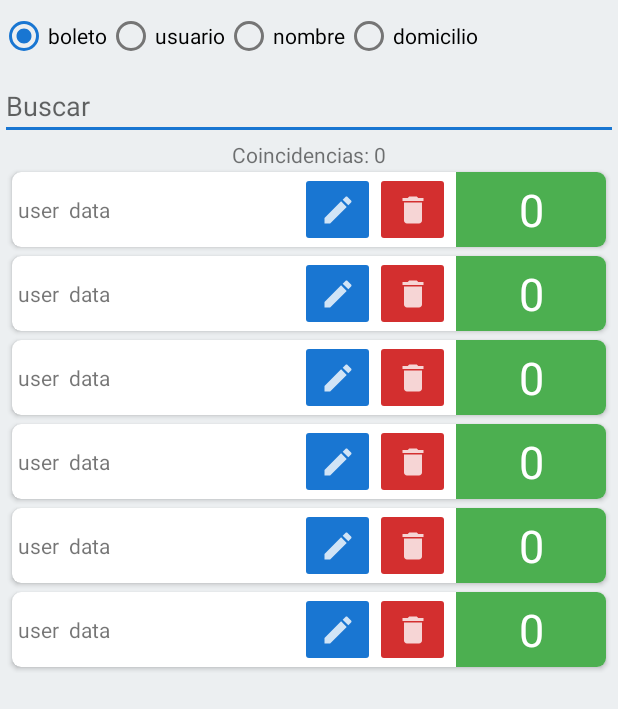
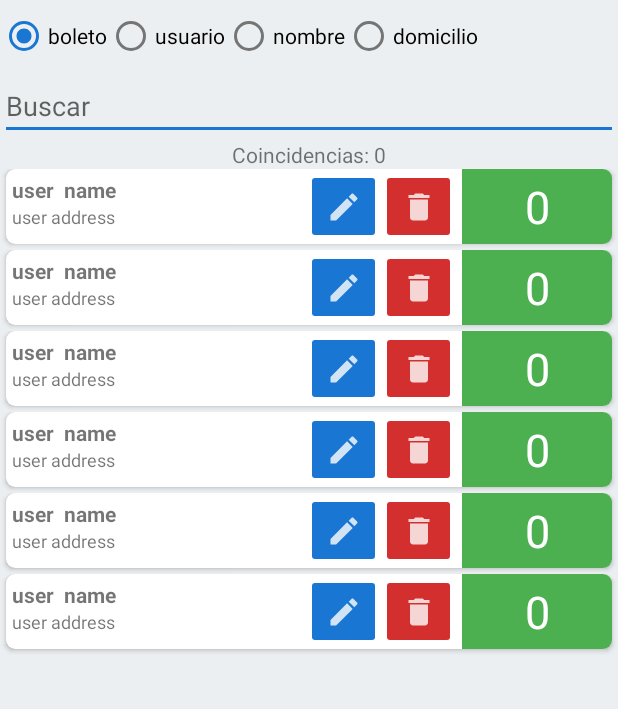
Before and after one commit to juarezCode/mi-rifa, an Android app: the layout activity_search.xml on its own in the app's theme, with its tools: preview values and no code run, on a phone screen of 412 x 824 dp. Shown: the top 709 px of the screen. Run offline under Robolectric (Android 15) with nearby library versions, the light colour scheme and no system bars.

Commit message:
modificar el UI, agregar dialog para eliminar

```diff
--- a/app/src/main/java/com/juarez/ktfirestonefirebase/adapters/UserAdapter.kt
+++ b/app/src/main/java/com/juarez/ktfirestonefirebase/adapters/UserAdapter.kt
@@ -43,7 +43,8 @@ class UserAdapter : RecyclerView.Adapter<UserAdapter.UserViewHolder>() {
     override fun onBindViewHolder(holder: UserAdapter.UserViewHolder, position: Int) {
         val user = differ.currentList[position]
         holder.itemView.apply {
-            txt_item_user_data.text = "${user.name} (${user.username})"
+            txt_item_user_name.text = "${user.name}"
+            txt_item_user_username.text = "(${user.username})"
 
 
             setOnClickListener {
--- a/app/src/main/java/com/juarez/ktfirestonefirebase/models/Person.kt
+++ b/app/src/main/java/com/juarez/ktfirestonefirebase/models/Person.kt
@@ -15,5 +15,6 @@ data class Person(
     val address: String = "",
     @PrimaryKey
     val ticketNumber: Int = -1,
-    val userUpload: String = ""
+    val userUpload: String = "",
+    val createDate: String = ""
 )
--- a/app/src/main/java/com/juarez/ktfirestonefirebase/util/MyConstants.kt
+++ b/app/src/main/java/com/juarez/ktfirestonefirebase/util/MyConstants.kt
@@ -6,5 +6,7 @@ class MyConstants {
         const val TITLE_MAIN_ACTIVITY = "Hola "
         const val TITLE_SEARCH_ACTIVITY = "Busqueda por:"
         const val TITLE_USER_ACTIVITY = "Administrar Usuarios"
+        const val DIALOG_MESSAGE_DELETE_TICKET = "¿Deseas Eliminar permanentemente este boleto?"
+        const val DIALOG_MESSAGE_DELETE_USER = "¿Deseas Eliminar permanentemente este usuario?"
     }
 }
--- a/app/src/main/res/layout/activity_main.xml
+++ b/app/src/main/res/layout/activity_main.xml
@@ -5,6 +5,7 @@
     android:layout_width="match_parent"
     android:layout_height="match_parent"
     android:background="@color/colorBackground"
+    android:scrollbars="vertical"
     tools:context=".ui.MainActivity">
 
     <androidx.cardview.widget.CardView
@@ -56,6 +57,7 @@
         android:id="@+id/Constraint_layout_parent"
         android:layout_width="0dp"
         android:layout_height="0dp"
+        android:layout_marginTop="4dp"
         app:layout_constraintBottom_toBottomOf="parent"
         app:layout_constraintEnd_toEndOf="parent"
         app:layout_constraintStart_toStartOf="parent"
@@ -65,6 +67,7 @@
             android:id="@+id/recycler_view_person"
             android:layout_width="match_parent"
             android:layout_height="match_parent"
+            android:scrollbars="vertical"
             tools:itemCount="5"
             tools:listitem="@layout/item_person" />
 
--- a/app/src/main/res/layout/activity_search.xml
+++ b/app/src/main/res/layout/activity_search.xml
@@ -61,6 +61,7 @@
         android:id="@+id/recycler_view_search"
         android:layout_width="0dp"
         android:layout_height="0dp"
+        android:scrollbars="vertical"
         app:layout_constraintBottom_toBottomOf="parent"
         app:layout_constraintEnd_toEndOf="parent"
         app:layout_constraintStart_toStartOf="parent"
--- a/app/src/main/res/layout/item_person.xml
+++ b/app/src/main/res/layout/item_person.xml
@@ -8,10 +8,10 @@
     <androidx.cardview.widget.CardView
         android:layout_width="match_parent"
         android:layout_height="wrap_content"
-        android:layout_marginStart="8dp"
-        android:layout_marginTop="2dp"
-        android:layout_marginEnd="8dp"
+        android:layout_marginStart="4dp"
+        android:layout_marginEnd="4dp"
         android:layout_marginBottom="4dp"
+        android:fadeScrollbars="false"
         app:cardCornerRadius="6dp"
         app:cardMaxElevation="4dp"
         app:layout_constraintBottom_toBottomOf="parent"
@@ -24,17 +24,16 @@
             android:layout_height="match_parent">
 
             <TextView
-                android:id="@+id/txt_item_person_data"
+                android:id="@+id/txt_item_person_name"
                 android:layout_width="0dp"
                 android:layout_height="wrap_content"
                 android:layout_marginStart="4dp"
                 android:layout_marginTop="4dp"
-                android:layout_marginBottom="4dp"
-                android:text="user  data"
-                app:layout_constraintBottom_toBottomOf="parent"
+                android:text="user  name"
+                android:textStyle="bold"
                 app:layout_constraintEnd_toStartOf="@+id/item_person_btn_edit"
                 app:layout_constraintStart_toStartOf="parent"
-                app:layout_constraintTop_toTopOf="parent" />
+                app:layout_constraintTop_toTopOf="@+id/txt_item_person_ticket_number" />
 
             <TextView
                 android:id="@+id/txt_item_person_ticket_number"
@@ -55,6 +54,7 @@
                 android:layout_height="50dp"
                 android:backgroundTint="@color/colorAccent"
                 android:scaleType="centerInside"
+                app:layout_constraintBottom_toBottomOf="parent"
                 app:layout_constraintEnd_toStartOf="@+id/item_person_btn_delete"
                 app:layout_constraintTop_toTopOf="parent"
                 app:srcCompat="@drawable/ic_edit" />
@@ -65,10 +65,23 @@
                 android:layout_height="50dp"
                 android:layout_marginEnd="4dp"
                 android:backgroundTint="@color/colorError"
+                app:layout_constraintBottom_toBottomOf="parent"
                 app:layout_constraintEnd_toStartOf="@+id/txt_item_person_ticket_number"
                 app:layout_constraintTop_toTopOf="parent"
                 app:srcCompat="@drawable/ic_delete" />
 
+            <TextView
+                android:id="@+id/txt_item_person_address"
+                android:layout_width="0dp"
+                android:layout_height="wrap_content"
+                android:layout_marginStart="4dp"
+                android:paddingBottom="4dp"
+                android:text="user address"
+                android:textSize="12sp"
+                app:layout_constraintEnd_toStartOf="@+id/item_person_btn_edit"
+                app:layout_constraintStart_toStartOf="parent"
+                app:layout_constraintTop_toBottomOf="@+id/txt_item_person_name" />
+
         </androidx.constraintlayout.widget.ConstraintLayout>
     </androidx.cardview.widget.CardView>
 </androidx.constraintlayout.widget.ConstraintLayout>
```
Also changed, not shown: app/src/main/java/com/juarez/ktfirestonefirebase/adapters/PersonAdapter.kt (+4 -3 lines), app/src/main/java/com/juarez/ktfirestonefirebase/ui/MainActivity.kt (+16 -11 lines), app/src/main/java/com/juarez/ktfirestonefirebase/ui/SearchActivity.kt (+15 -11 lines), app/src/main/java/com/juarez/ktfirestonefirebase/ui/UserActivity.kt (+12 -1 lines), app/src/main/java/com/juarez/ktfirestonefirebase/util/MyDate.kt (added, +24 -0 lines), app/src/main/java/com/juarez/ktfirestonefirebase/util/MyDialog.kt (added, +22 -0 lines), app/src/main/res/layout/activity_user.xml (+8 -2 lines), app/src/main/res/layout/item_user.xml (+13 -6 lines).
